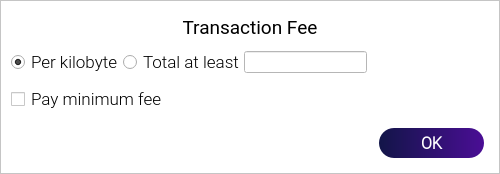
First picture: the form in src/qt/forms/winforms/transactionfees.ui, repository noirofficial/noir, before the edit.
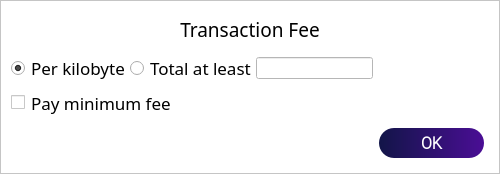
Second picture: the form after the edit. Custom widgets are drawn as their Qt base class.

Diff of the .ui file:
```diff
--- a/src/qt/forms/winforms/transactionfees.ui
+++ b/src/qt/forms/winforms/transactionfees.ui
@@ -84,7 +84,7 @@
             </property>
             <property name="font">
              <font>
-              <family>Roboto</family>
+              <family>ZoinRegular</family>
               <pointsize>14</pointsize>
               <weight>50</weight>
               <bold>false</bold>
@@ -114,7 +114,7 @@
              <widget class="QRadioButton" name="radioCustomPerKilobyte">
               <property name="font">
                <font>
-                <family>Roboto Light</family>
+                <family>ZoinLight</family>
                 <pointsize>13</pointsize>
                </font>
               </property>
@@ -137,7 +137,7 @@
              <widget class="QRadioButton" name="radioCustomAtLeast">
               <property name="font">
                <font>
-                <family>Roboto Light</family>
+                <family>ZoinLight</family>
                 <pointsize>13</pointsize>
                </font>
               </property>
@@ -196,7 +196,7 @@
               </property>
               <property name="font">
                <font>
-                <family>Roboto Light</family>
+                <family>ZoinLight</family>
                 <pointsize>13</pointsize>
                </font>
               </property>
```
